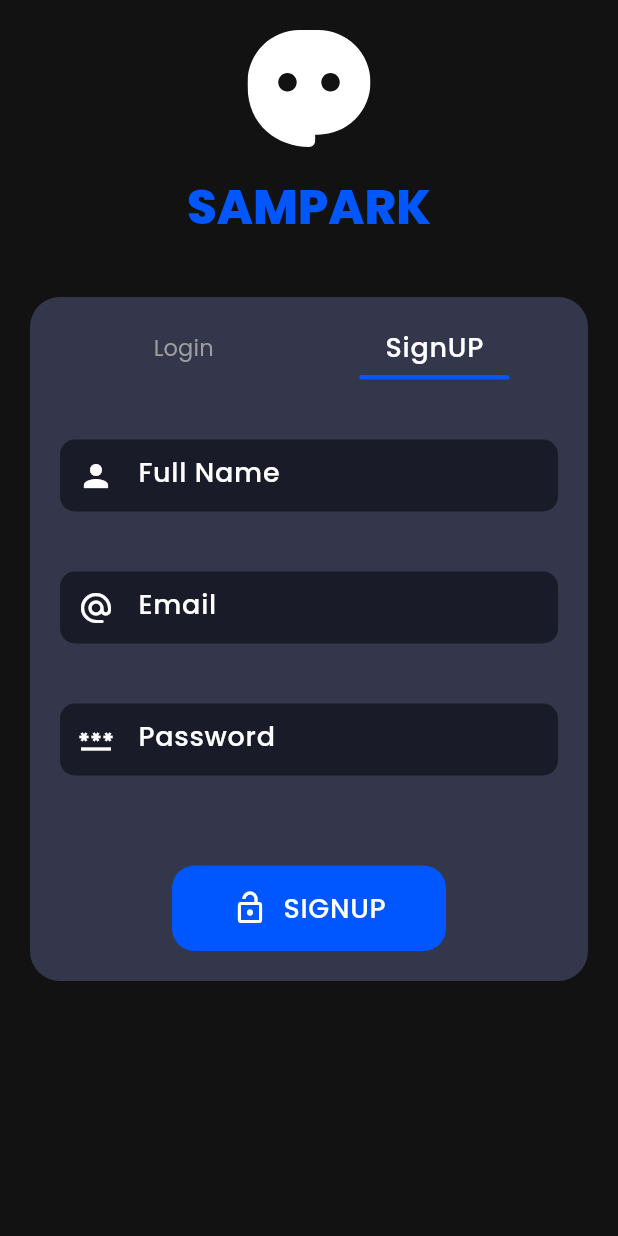
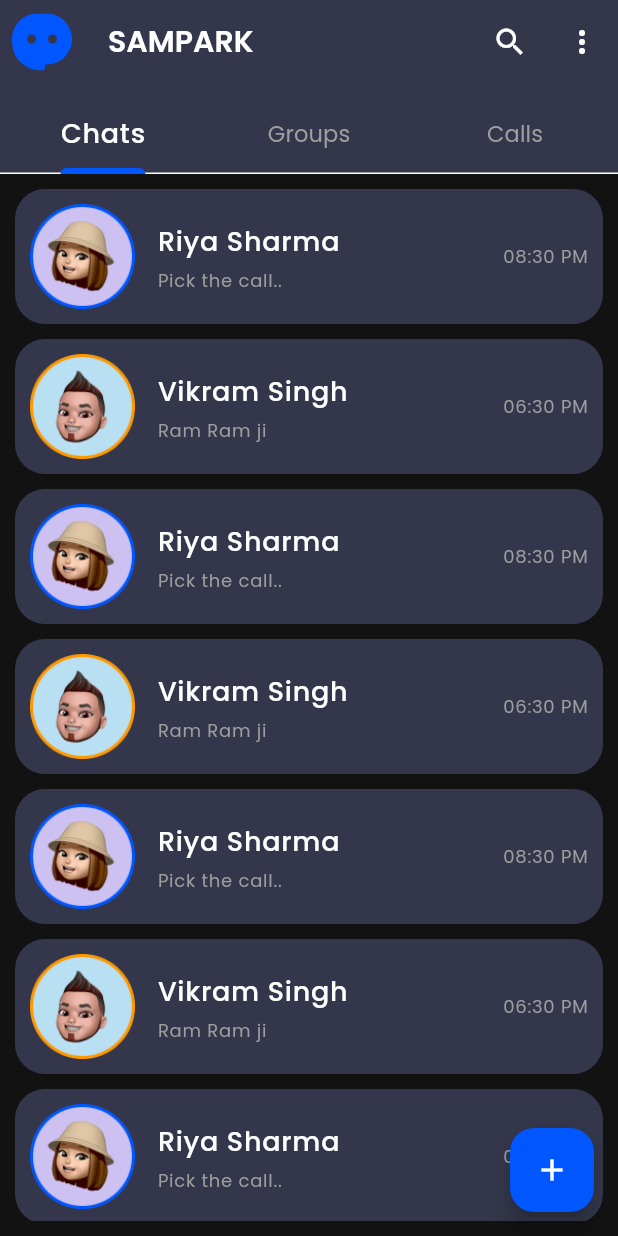
Before and after one commit to bharatsingh469/simple_chat_app_flutter, a Flutter app: the AuthPage screen opened by its route, after a tap on "Login", after a tap on "SignUP", after a tap on "SIGNUP", on a phone screen of 412 x 824 dp. Run offline on Flutter 3.47's test engine with Material 3 defaults, Android fonts, the phone set to English and light mode, and no system bars; our stand-ins replace flutter_svg, fluttertoast, get, slide_to_act.

```diff
--- a/lib/Config/PagePath.dart
+++ b/lib/Config/PagePath.dart
@@ -1,4 +1,6 @@
 import 'package:chat_app/Pages/Auth/AuthPage.dart';
+import 'package:chat_app/Pages/Chat/ChatPage.dart';
+import 'package:chat_app/Pages/HomePage/HomePage.dart';
 import 'package:get/get.dart';
 
 var pagePath = [
@@ -7,11 +9,16 @@ var pagePath = [
     page: () => AuthPage(),
     transition: Transition.rightToLeft,
   ),
-  //  GetPage(
-  //   name: "/homePage",
-  //   page: () => HomePage(),
-  //   transition: Transition.rightToLeft,
-  // ),
+   GetPage(
+    name: "/homePage",
+    page: () => HomePage(),
+    transition: Transition.rightToLeft,
+  ),
+   GetPage(
+    name: "/chatPage",
+    page: () => ChatPage(),
+    transition: Transition.rightToLeft,
+  ),
 
   // GetPage(
   //   name: "/profilePage",
--- a/lib/Pages/Auth/Widgets/LoginForm.dart
+++ b/lib/Pages/Auth/Widgets/LoginForm.dart
@@ -1,5 +1,6 @@
 import 'package:chat_app/Widget/PrimaryButton.dart';
 import 'package:flutter/material.dart';
+import 'package:get/get.dart';
 
 class LoginForm extends StatelessWidget {
   const LoginForm({super.key});
@@ -8,14 +9,16 @@ class LoginForm extends StatelessWidget {
   Widget build(BuildContext context) {
     return Column(
       children: [
-       const SizedBox(height: 40,),
-       const TextField(
+        const SizedBox(
+          height: 40,
+        ),
+        const TextField(
           decoration: InputDecoration(
             hintText: "Email",
             prefixIcon: Icon(Icons.alternate_email_rounded),
           ),
         ),
-       const SizedBox(
+        const SizedBox(
           height: 40,
         ),
         const TextField(
@@ -31,7 +34,11 @@ class LoginForm extends StatelessWidget {
           mainAxisAlignment: MainAxisAlignment.center,
           children: [
             PrimaryButton(
-                btnName: "Login", icon: Icons.lock_open_outlined, ontap: () {}),
+                btnName: "Login",
+                icon: Icons.lock_open_outlined,
+                ontap: () {
+                  Get.offAllNamed("/homePage");
+                }),
           ],
         ),
       ],
--- a/lib/Pages/Auth/Widgets/SignupForm.dart
+++ b/lib/Pages/Auth/Widgets/SignupForm.dart
@@ -1,5 +1,6 @@
 import 'package:chat_app/Widget/PrimaryButton.dart';
 import 'package:flutter/material.dart';
+import 'package:get/get.dart';
 
 class SignUpForm extends StatelessWidget {
   const SignUpForm({super.key});
@@ -38,7 +39,7 @@ class SignUpForm extends StatelessWidget {
           mainAxisAlignment: MainAxisAlignment.center,
           children: [
             PrimaryButton(
-                btnName: "SIGNUP", icon: Icons.lock_open_outlined, ontap: () {}),
+                btnName: "SIGNUP", icon: Icons.lock_open_outlined, ontap: () { Get.offAllNamed("/homePage");}),
           ],
         ),
       ],
--- /dev/null
+++ b/lib/Pages/Chat/ChatPage.dart
@@ -0,0 +1,10 @@
+import 'package:flutter/material.dart';
+
+class ChatPage extends StatelessWidget {
+  const ChatPage({super.key});
+
+  @override
+  Widget build(BuildContext context) {
+    return const Placeholder();
+  }
+}
--- /dev/null
+++ b/lib/Pages/HomePage/HomePage.dart
@@ -0,0 +1,79 @@
+import 'package:chat_app/Config/Images.dart';
+import 'package:chat_app/Config/Strings.dart';
+import 'package:chat_app/Pages/HomePage/Widget/ChatsList.dart';
+import 'package:chat_app/Pages/HomePage/Widget/TabBar.dart';
+import 'package:flutter/material.dart';
+import 'package:flutter_svg/svg.dart';
+
+class HomePage extends StatefulWidget {
+  const HomePage({super.key});
+
+  @override
+  State<HomePage> createState() => _HomePageState();
+}
+
+class _HomePageState extends State<HomePage> with TickerProviderStateMixin {
+  @override
+  Widget build(BuildContext context) {
+    TabController tabController = TabController(length: 3, vsync: this);
+    return Scaffold(
+      appBar: AppBar(
+        backgroundColor: Theme.of(context).colorScheme.primaryContainer,
+        title: Text(
+          AppString.appName,
+          style: Theme.of(context).textTheme.headlineSmall,
+        ),
+        leading: Padding(
+          padding: const EdgeInsets.all(8.0),
+          child: SvgPicture.asset(AssetsImage.appIconSVG),
+        ),
+        actions: [
+          IconButton(
+            onPressed: () {},
+            icon: Icon(Icons.search),
+          ),
+          IconButton(
+            onPressed: () {},
+            icon: Icon(Icons.more_vert),
+          )
+        ],
+        bottom: myTabBar(tabController, context),
+      ),
+      floatingActionButton: FloatingActionButton(
+        onPressed: () {
+
+        },
+        backgroundColor: Theme.of(context).colorScheme.primary,
+        child: Icon(
+          Icons.add,
+          color: Theme.of(context).colorScheme.onBackground,
+        ),
+      ),
+
+      body: Padding(
+        padding: const EdgeInsets.all(10),
+        child: TabBarView(
+          controller: tabController,
+          children: [
+           ChatList(),
+            ListView(
+              children: [
+                ListTile(
+                  title: Text("Bharat"),
+                ),
+              ],
+            ),
+            ListView(
+              children: [
+                ListTile(
+                  title: Text("Bharat"),
+                ),
+              ],
+            ),
+          ],
+          ),
+      ),
+
+    );
+  }
+}
--- /dev/null
+++ b/lib/Pages/HomePage/Widget/ChatTile.dart
@@ -0,0 +1,58 @@
+import 'package:flutter/material.dart';
+
+class ChatTile extends StatelessWidget {
+    final String imageUrl;
+  final String name;
+  final String lastChat;
+  final String lastTime;
+ // final String unReadMessageCount;
+  const ChatTile({super.key, required this.imageUrl, required this.name, required this.lastChat, required this.lastTime});
+
+  @override
+  Widget build(BuildContext context) {
+    return Container(
+      margin: EdgeInsets.only(bottom: 10),
+      padding: EdgeInsets.all(10),
+      decoration: BoxDecoration(
+          borderRadius: BorderRadius.circular(20),
+          color: Theme.of(context).colorScheme.primaryContainer),
+      child: Row(
+        mainAxisAlignment: MainAxisAlignment.spaceBetween,
+        children: [
+          Row(
+            children: [
+              Image.asset(
+                imageUrl,
+               // AssetsImage.girlPic,
+                width: 70,
+              ),
+              SizedBox(
+                width: 15,
+              ),
+              Column(
+                crossAxisAlignment: CrossAxisAlignment.start,
+                children: [
+                  Text(
+                    name,
+                    style: Theme.of(context).textTheme.bodyLarge,
+                  ),
+                  SizedBox(
+                    height: 5,
+                  ),
+                  Text(
+                    lastChat,
+                    style: Theme.of(context).textTheme.labelMedium,
+                  ),
+                ],
+              ),
+            ],
+          ),
+          Text(
+            lastTime,
+            style: Theme.of(context).textTheme.labelMedium,
+          ),
+        ],
+      ),
+    );
+  }
+}
--- /dev/null
+++ b/lib/Pages/HomePage/Widget/ChatsList.dart
@@ -0,0 +1,68 @@
+import 'package:chat_app/Config/Images.dart';
+import 'package:chat_app/Pages/HomePage/Widget/ChatTile.dart';
+import 'package:flutter/material.dart';
+import 'package:get/get.dart';
+
+class ChatList extends StatelessWidget {
+  const ChatList({super.key});
+
+  @override
+  Widget build(BuildContext context) {
+    return ListView(
+      children: [
+        InkWell(
+            onTap: () {
+              Get.toNamed("/chatPage");
+            },
+            child: ChatTile(
+              imageUrl: AssetsImage.girlPic,
+              name: "Riya Sharma",
+              lastChat: "Pick the call..",
+              lastTime: "08:30 PM",
+            )),
+        ChatTile(
+          imageUrl: AssetsImage.boyPic,
+          name: "Vikram Singh",
+          lastChat: "Ram Ram ji ",
+          lastTime: "06:30 PM",
+        ),
+        ChatTile(
+          imageUrl: AssetsImage.girlPic,
+          name: "Riya Sharma",
+          lastChat: "Pick the call..",
+          lastTime: "08:30 PM",
+        ),
+        ChatTile(
+          imageUrl: AssetsImage.boyPic,
+          name: "Vikram Singh",
+          lastChat: "Ram Ram ji ",
+          lastTime: "06:30 PM",
+        ),
+        ChatTile(
+          imageUrl: AssetsImage.girlPic,
+          name: "Riya Sharma",
+          lastChat: "Pick the call..",
+          lastTime: "08:30 PM",
+        ),
+        ChatTile(
+          imageUrl: AssetsImage.boyPic,
+          name: "Vikram Singh",
+          lastChat: "Ram Ram ji ",
+          lastTime: "06:30 PM",
+        ),
+        ChatTile(
+          imageUrl: AssetsImage.girlPic,
+          name: "Riya Sharma",
+          lastChat: "Pick the call..",
+          lastTime: "08:30 PM",
+        ),
+        ChatTile(
+          imageUrl: AssetsImage.boyPic,
+          name: "Vikram Singh",
+          lastChat: "Ram Ram ji ",
+          lastTime: "06:30 PM",
+        ),
+      ],
+    );
+  }
+}
--- /dev/null
+++ b/lib/Pages/HomePage/Widget/TabBar.dart
@@ -0,0 +1,25 @@
+import 'package:flutter/material.dart';
+
+myTabBar(TabController tabController, BuildContext context) {
+  return PreferredSize(
+    preferredSize: Size.fromHeight(60),
+    child: TabBar(
+      controller: tabController,
+      indicatorWeight: 4,
+      indicatorSize: TabBarIndicatorSize.label,
+      labelStyle: Theme.of(context).textTheme.bodyLarge,
+      unselectedLabelStyle: Theme.of(context).textTheme.labelLarge,
+      tabs: const [
+        Tab(
+          text: "Chats",
+        ),
+        Tab(
+          text: "Groups",
+        ),
+        Tab(
+          text: "Calls",
+        ),
+      ],
+    ),
+  );
+}
```
Also changed, not shown: lib/Pages/Chat/Widgets/ChatBubble.dart (added), lib/Pages/Chat/Widgets/TypeMessage.dart (added).
